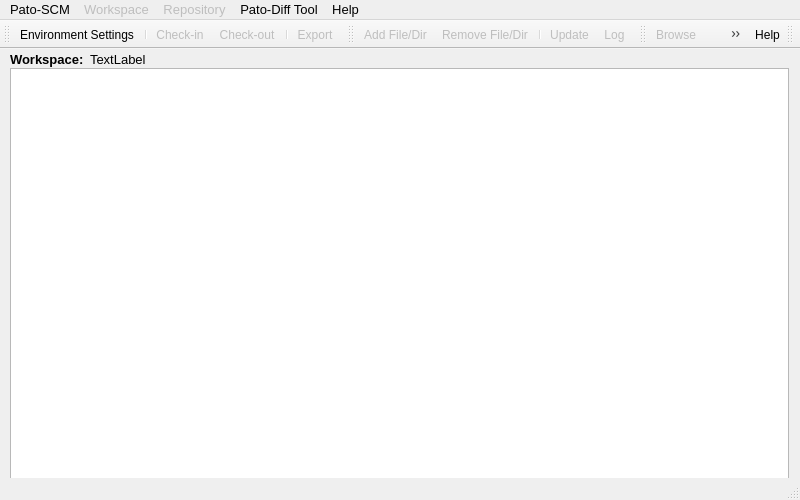
This is patoGUI/mainwindow.ui in matherthal/pato-scm as Qt 5 draws it before an edit. The edited form follows.
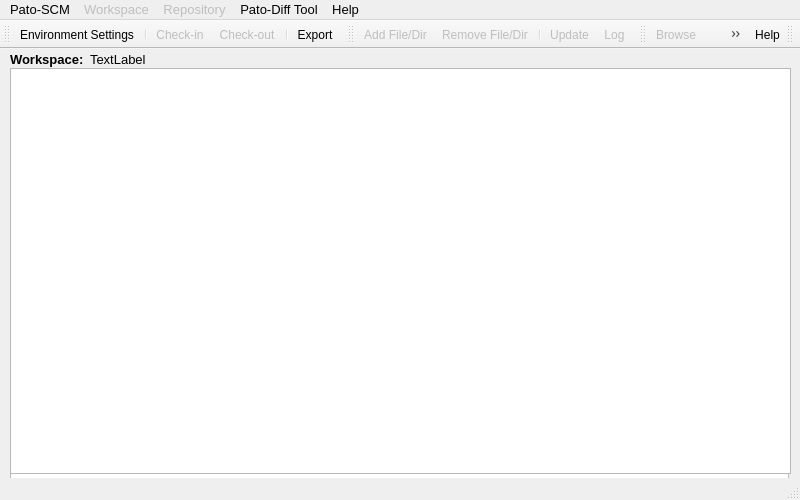
This is the edited form. Icons and pictures are not drawn.

Patch:
```diff
--- a/patoGUI/mainwindow.ui
+++ b/patoGUI/mainwindow.ui
@@ -94,6 +94,19 @@
      <string>TextLabel</string>
     </property>
    </widget>
+   <widget class="QTableView" name="tableView">
+    <property name="geometry">
+     <rect>
+      <x>10</x>
+      <y>19</y>
+      <width>781</width>
+      <height>406</height>
+     </rect>
+    </property>
+    <attribute name="verticalHeaderVisible">
+     <bool>false</bool>
+    </attribute>
+   </widget>
   </widget>
   <widget class="QMenuBar" name="menuBar">
    <property name="geometry">
@@ -302,9 +315,6 @@
    </property>
   </action>
   <action name="actionExport">
-   <property name="enabled">
-    <bool>false</bool>
-   </property>
    <property name="icon">
     <iconset resource="mainwindow.qrc">
      <normaloff>:/new/icons/exporticon</normaloff>:/new/icons/exporticon</iconset>
```
